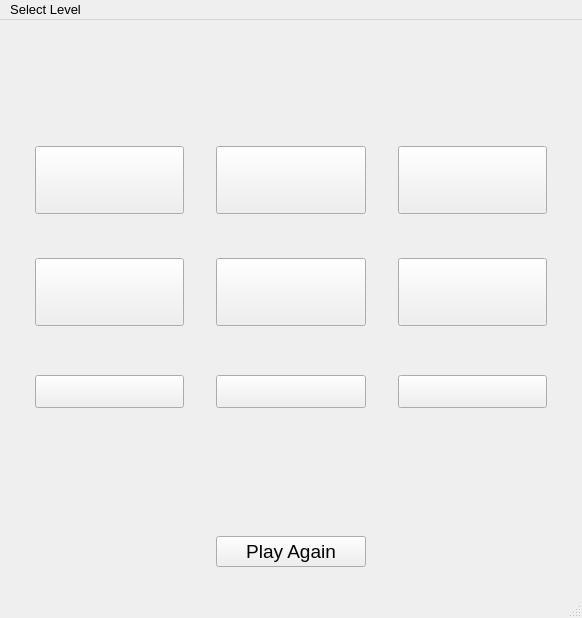
Old version of the form beginnerwindow.ui in the repository Pubzzz/TargetSumQtApplication.
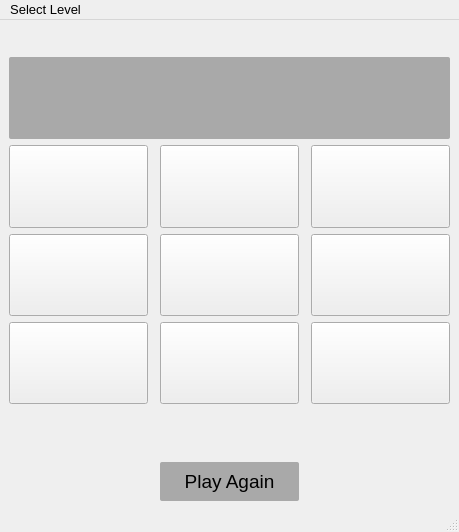
New version of the form. Icons and pictures are not drawn.

Diff of the .ui file:
```diff
--- a/beginnerwindow.ui
+++ b/beginnerwindow.ui
@@ -6,8 +6,8 @@
    <rect>
     <x>0</x>
     <y>0</y>
-    <width>582</width>
-    <height>618</height>
+    <width>459</width>
+    <height>532</height>
    </rect>
   </property>
   <property name="sizePolicy">
@@ -33,58 +33,25 @@
    <iconset resource="res.qrc">
     <normaloff>:/img/img/add1.png</normaloff>:/img/img/add1.png</iconset>
   </property>
+  <property name="styleSheet">
+   <string notr="true"/>
+  </property>
   <widget class="QWidget" name="centralwidget">
    <layout class="QGridLayout" name="gridLayout">
-    <item row="1" column="0" rowspan="13">
-     <spacer name="verticalSpacer_4">
-      <property name="orientation">
-       <enum>Qt::Vertical</enum>
-      </property>
-      <property name="sizeHint" stdset="0">
-       <size>
-        <width>20</width>
-        <height>40</height>
-       </size>
-      </property>
-     </spacer>
-    </item>
-    <item row="6" column="5">
-     <spacer name="horizontalSpacer_8">
-      <property name="orientation">
-       <enum>Qt::Horizontal</enum>
-      </property>
-      <property name="sizeHint" stdset="0">
-       <size>
-        <width>40</width>
-        <height>20</height>
-       </size>
-      </property>
-     </spacer>
-    </item>
-    <item row="1" column="1" colspan="5">
-     <layout class="QVBoxLayout" name="verticalLayout">
+    <item row="5" column="0" colspan="5">
+     <layout class="QVBoxLayout" name="verticalLayout_2">
       <item>
-       <spacer name="horizontalSpacer">
-        <property name="orientation">
-         <enum>Qt::Horizontal</enum>
-        </property>
-        <property name="sizeHint" stdset="0">
-         <size>
-          <width>40</width>
-          <height>20</height>
-         </size>
-        </property>
-       </spacer>
-      </item>
-      <item>
-       <widget class="QLabel" name="Targetlbl">
+       <widget class="QLabel" name="Statuslbl">
         <property name="font">
          <font>
-          <pointsize>24</pointsize>
-          <weight>75</weight>
-          <bold>true</bold>
+          <pointsize>14</pointsize>
+          <weight>50</weight>
+          <bold>false</bold>
          </font>
         </property>
+        <property name="styleSheet">
+         <string notr="true">color: rgb(0, 0, 0);</string>
+        </property>
         <property name="text">
          <string/>
         </property>
@@ -94,37 +61,54 @@
        </widget>
       </item>
       <item>
-       <spacer name="horizontalSpacer_2">
-        <property name="orientation">
-         <enum>Qt::Horizontal</enum>
+       <widget class="QLabel" name="Timerlbl">
+        <property name="font">
+         <font>
+          <pointsize>12</pointsize>
+          <weight>50</weight>
+          <bold>false</bold>
+         </font>
         </property>
-        <property name="sizeHint" stdset="0">
-         <size>
-          <width>40</width>
-          <height>20</height>
-         </size>
+        <property name="styleSheet">
+         <string notr="true">color: rgb(0, 0, 0);</string>
         </property>
-       </spacer>
+        <property name="text">
+         <string/>
+        </property>
+        <property name="alignment">
+         <set>Qt::AlignCenter</set>
+        </property>
+       </widget>
       </item>
      </layout>
     </item>
-    <item row="7" column="2">
-     <spacer name="verticalSpacer_5">
-      <property name="orientation">
-       <enum>Qt::Vertical</enum>
+    <item row="4" column="0">
+     <widget class="QPushButton" name="btn6">
+      <property name="sizePolicy">
+       <sizepolicy hsizetype="Expanding" vsizetype="Expanding">
+        <horstretch>0</horstretch>
+        <verstretch>0</verstretch>
+       </sizepolicy>
       </property>
-      <property name="sizeHint" stdset="0">
-       <size>
-        <width>20</width>
-        <height>40</height>
-       </size>
+      <property name="font">
+       <font>
+        <pointsize>16</pointsize>
+        <weight>50</weight>
+        <bold>false</bold>
+       </font>
       </property>
-     </spacer>
+      <property name="styleSheet">
+       <string notr="true"/>
+      </property>
+      <property name="text">
+       <string/>
+      </property>
+     </widget>
     </item>
-    <item row="7" column="3">
-     <widget class="QPushButton" name="btn4">
+    <item row="3" column="0">
+     <widget class="QPushButton" name="btn3">
       <property name="sizePolicy">
-       <sizepolicy hsizetype="Minimum" vsizetype="Preferred">
+       <sizepolicy hsizetype="Expanding" vsizetype="Expanding">
         <horstretch>0</horstretch>
         <verstretch>0</verstretch>
        </sizepolicy>
@@ -136,28 +120,41 @@
         <bold>false</bold>
        </font>
       </property>
+      <property name="styleSheet">
+       <string notr="true"/>
+      </property>
       <property name="text">
        <string/>
       </property>
      </widget>
     </item>
-    <item row="8" column="3">
-     <spacer name="horizontalSpacer_4">
-      <property name="orientation">
-       <enum>Qt::Horizontal</enum>
+    <item row="3" column="4">
+     <widget class="QPushButton" name="btn5">
+      <property name="sizePolicy">
+       <sizepolicy hsizetype="Expanding" vsizetype="Expanding">
+        <horstretch>0</horstretch>
+        <verstretch>0</verstretch>
+       </sizepolicy>
       </property>
-      <property name="sizeHint" stdset="0">
-       <size>
-        <width>40</width>
-        <height>20</height>
-       </size>
+      <property name="font">
+       <font>
+        <pointsize>16</pointsize>
+        <weight>50</weight>
+        <bold>false</bold>
+       </font>
       </property>
-     </spacer>
+      <property name="styleSheet">
+       <string notr="true"/>
+      </property>
+      <property name="text">
+       <string/>
+      </property>
+     </widget>
     </item>
-    <item row="3" column="1">
+    <item row="2" column="0">
      <widget class="QPushButton" name="btn0">
       <property name="sizePolicy">
-       <sizepolicy hsizetype="Minimum" vsizetype="Preferred">
+       <sizepolicy hsizetype="Expanding" vsizetype="Expanding">
         <horstretch>0</horstretch>
         <verstretch>0</verstretch>
        </sizepolicy>
@@ -175,53 +172,28 @@
         <bold>false</bold>
        </font>
       </property>
+      <property name="focusPolicy">
+       <enum>Qt::ClickFocus</enum>
+      </property>
+      <property name="autoFillBackground">
+       <bool>false</bool>
+      </property>
+      <property name="styleSheet">
+       <string notr="true"/>
+      </property>
       <property name="text">
        <string/>
       </property>
      </widget>
     </item>
-    <item row="6" column="1">
-     <spacer name="horizontalSpacer_6">
-      <property name="orientation">
-       <enum>Qt::Horizontal</enum>
-      </property>
-      <property name="sizeHint" stdset="0">
-       <size>
-        <width>40</width>
-        <height>20</height>
-       </size>
-      </property>
-     </spacer>
-    </item>
-    <item row="9" column="5">
+    <item row="4" column="4">
      <widget class="QPushButton" name="btn8">
-      <property name="font">
-       <font>
-        <pointsize>16</pointsize>
-        <weight>50</weight>
-        <bold>false</bold>
-       </font>
+      <property name="sizePolicy">
+       <sizepolicy hsizetype="Expanding" vsizetype="Expanding">
+        <horstretch>0</horstretch>
+        <verstretch>0</verstretch>
+       </sizepolicy>
       </property>
-      <property name="text">
-       <string/>
-      </property>
-     </widget>
-    </item>
-    <item row="3" column="4">
-     <spacer name="verticalSpacer_6">
-      <property name="orientation">
-       <enum>Qt::Vertical</enum>
-      </property>
-      <property name="sizeHint" stdset="0">
-       <size>
-        <width>20</width>
-        <height>40</height>
-       </size>
-      </property>
-     </spacer>
-    </item>
-    <item row="9" column="3">
-     <widget class="QPushButton" name="btn7">
       <property name="font">
        <font>
         <pointsize>16</pointsize>
@@ -229,13 +201,22 @@
         <bold>false</bold>
        </font>
       </property>
+      <property name="styleSheet">
+       <string notr="true"/>
+      </property>
       <property name="text">
        <string/>
       </property>
      </widget>
     </item>
-    <item row="13" column="3">
+    <item row="6" column="2">
      <widget class="QPushButton" name="Againbtn">
+      <property name="sizePolicy">
+       <sizepolicy hsizetype="Expanding" vsizetype="Preferred">
+        <horstretch>0</horstretch>
+        <verstretch>0</verstretch>
+       </sizepolicy>
+      </property>
       <property name="font">
        <font>
         <pointsize>14</pointsize>
@@ -243,28 +224,80 @@
         <bold>false</bold>
        </font>
       </property>
+      <property name="styleSheet">
+       <string notr="true">color: rgb(0, 0, 0);
+background-color: #A9A9A9;
+border-radius:2%;
+padding:8%;
+</string>
+      </property>
       <property name="text">
        <string>Play Again</string>
       </property>
      </widget>
     </item>
-    <item row="6" column="3">
-     <spacer name="horizontalSpacer_7">
-      <property name="orientation">
-       <enum>Qt::Horizontal</enum>
+    <item row="1" column="0" colspan="5">
+     <layout class="QVBoxLayout" name="verticalLayout">
+      <item>
+       <widget class="QLabel" name="Targetlbl">
+        <property name="sizePolicy">
+         <sizepolicy hsizetype="Expanding" vsizetype="Expanding">
+          <horstretch>0</horstretch>
+          <verstretch>0</verstretch>
+         </sizepolicy>
+        </property>
+        <property name="font">
+         <font>
+          <pointsize>24</pointsize>
+          <weight>75</weight>
+          <bold>true</bold>
+         </font>
+        </property>
+        <property name="autoFillBackground">
+         <bool>false</bool>
+        </property>
+        <property name="styleSheet">
+         <string notr="true">color: rgb(0, 0, 0);
+background-color:	#A9A9A9 ;
+border-radius:2%;</string>
+        </property>
+        <property name="text">
+         <string/>
+        </property>
+        <property name="alignment">
+         <set>Qt::AlignCenter</set>
+        </property>
+       </widget>
+      </item>
+     </layout>
+    </item>
+    <item row="3" column="2">
+     <widget class="QPushButton" name="btn4">
+      <property name="sizePolicy">
+       <sizepolicy hsizetype="Expanding" vsizetype="Expanding">
+        <horstretch>0</horstretch>
+        <verstretch>0</verstretch>
+       </sizepolicy>
       </property>
-      <property name="sizeHint" stdset="0">
-       <size>
-        <width>40</width>
-        <height>20</height>
-       </size>
+      <property name="font">
+       <font>
+        <pointsize>16</pointsize>
+        <weight>50</weight>
+        <bold>false</bold>
+       </font>
       </property>
-     </spacer>
+      <property name="styleSheet">
+       <string notr="true"/>
+      </property>
+      <property name="text">
+       <string/>
+      </property>
+     </widget>
     </item>
-    <item row="3" column="3">
+    <item row="2" column="2">
      <widget class="QPushButton" name="btn1">
       <property name="sizePolicy">
-       <sizepolicy hsizetype="Minimum" vsizetype="Preferred">
+       <sizepolicy hsizetype="Expanding" vsizetype="Expanding">
         <horstretch>0</horstretch>
         <verstretch>0</verstretch>
        </sizepolicy>
@@ -276,13 +309,22 @@
         <bold>false</bold>
        </font>
       </property>
+      <property name="styleSheet">
+       <string notr="true"/>
+      </property>
       <property name="text">
        <string/>
       </property>
      </widget>
     </item>
-    <item row="9" column="1">
-     <widget class="QPushButton" name="btn6">
+    <item row="4" column="2">
+     <widget class="QPushButton" name="btn7">
+      <property name="sizePolicy">
+       <sizepolicy hsizetype="Expanding" vsizetype="Expanding">
+        <horstretch>0</horstretch>
+        <verstretch>0</verstretch>
+       </sizepolicy>
+      </property>
       <property name="font">
        <font>
         <pointsize>16</pointsize>
@@ -290,28 +332,18 @@
         <bold>false</bold>
        </font>
       </property>
+      <property name="styleSheet">
+       <string notr="true"/>
+      </property>
       <property name="text">
        <string/>
       </property>
      </widget>
     </item>
-    <item row="14" column="0" colspan="7">
-     <spacer name="horizontalSpacer_3">
-      <property name="orientation">
-       <enum>Qt::Horizontal</enum>
-      </property>
-      <property name="sizeHint" stdset="0">
-       <size>
-        <width>40</width>
-        <height>20</height>
-       </size>
-      </property>
-     </spacer>
-    </item>
-    <item row="3" column="5">
+    <item row="2" column="4">
      <widget class="QPushButton" name="btn2">
       <property name="sizePolicy">
-       <sizepolicy hsizetype="Minimum" vsizetype="Preferred">
+       <sizepolicy hsizetype="Expanding" vsizetype="Expanding">
         <horstretch>0</horstretch>
         <verstretch>0</verstretch>
        </sizepolicy>
@@ -323,234 +355,22 @@
         <bold>false</bold>
        </font>
       </property>
-      <property name="text">
-       <string/>
+      <property name="styleSheet">
+       <string notr="true"/>
       </property>
-     </widget>
-    </item>
-    <item row="9" column="2">
-     <spacer name="verticalSpacer_7">
-      <property name="orientation">
-       <enum>Qt::Vertical</enum>
-      </property>
-      <property name="sizeHint" stdset="0">
-       <size>
-        <width>20</width>
-        <height>40</height>
-       </size>
-      </property>
-     </spacer>
-    </item>
-    <item row="3" column="2">
-     <spacer name="verticalSpacer">
-      <property name="orientation">
-       <enum>Qt::Vertical</enum>
-      </property>
-      <property name="sizeHint" stdset="0">
-       <size>
-        <width>20</width>
-        <height>40</height>
-       </size>
-      </property>
-     </spacer>
-    </item>
-    <item row="9" column="4">
-     <spacer name="verticalSpacer_8">
-      <property name="orientation">
-       <enum>Qt::Vertical</enum>
-      </property>
-      <property name="sizeHint" stdset="0">
-       <size>
-        <width>20</width>
-        <height>40</height>
-       </size>
-      </property>
-     </spacer>
-    </item>
-    <item row="1" column="6" rowspan="13">
-     <spacer name="verticalSpacer_3">
-      <property name="orientation">
-       <enum>Qt::Vertical</enum>
-      </property>
-      <property name="sizeHint" stdset="0">
-       <size>
-        <width>20</width>
-        <height>40</height>
-       </size>
-      </property>
-     </spacer>
-    </item>
-    <item row="7" column="1">
-     <widget class="QPushButton" name="btn3">
-      <property name="sizePolicy">
-       <sizepolicy hsizetype="Minimum" vsizetype="Preferred">
-        <horstretch>0</horstretch>
-        <verstretch>0</verstretch>
-       </sizepolicy>
-      </property>
-      <property name="font">
-       <font>
-        <pointsize>16</pointsize>
-        <weight>50</weight>
-        <bold>false</bold>
-       </font>
-      </property>
       <property name="text">
        <string/>
       </property>
      </widget>
     </item>
-    <item row="7" column="4">
-     <spacer name="verticalSpacer_2">
-      <property name="orientation">
-       <enum>Qt::Vertical</enum>
-      </property>
-      <property name="sizeHint" stdset="0">
-       <size>
-        <width>20</width>
-        <height>40</height>
-       </size>
-      </property>
-     </spacer>
-    </item>
-    <item row="8" column="5">
-     <spacer name="horizontalSpacer_11">
-      <property name="orientation">
-       <enum>Qt::Horizontal</enum>
-      </property>
-      <property name="sizeHint" stdset="0">
-       <size>
-        <width>40</width>
-        <height>20</height>
-       </size>
-      </property>
-     </spacer>
-    </item>
-    <item row="7" column="5">
-     <widget class="QPushButton" name="btn5">
-      <property name="sizePolicy">
-       <sizepolicy hsizetype="Minimum" vsizetype="Preferred">
-        <horstretch>0</horstretch>
-        <verstretch>0</verstretch>
-       </sizepolicy>
-      </property>
-      <property name="font">
-       <font>
-        <pointsize>16</pointsize>
-        <weight>50</weight>
-        <bold>false</bold>
-       </font>
-      </property>
-      <property name="text">
-       <string/>
-      </property>
-     </widget>
-    </item>
-    <item row="11" column="1" colspan="5">
-     <layout class="QVBoxLayout" name="verticalLayout_2">
-      <item>
-       <widget class="QLabel" name="Statuslbl">
-        <property name="font">
-         <font>
-          <pointsize>14</pointsize>
-          <weight>50</weight>
-          <bold>false</bold>
-         </font>
-        </property>
-        <property name="text">
-         <string/>
-        </property>
-        <property name="alignment">
-         <set>Qt::AlignCenter</set>
-        </property>
-       </widget>
-      </item>
-      <item>
-       <widget class="QLabel" name="Timerlbl">
-        <property name="font">
-         <font>
-          <pointsize>12</pointsize>
-          <weight>50</weight>
-          <bold>false</bold>
-         </font>
-        </property>
-        <property name="text">
-         <string/>
-        </property>
-        <property name="alignment">
-         <set>Qt::AlignCenter</set>
-        </property>
-       </widget>
-      </item>
-      <item>
-       <spacer name="horizontalSpacer_9">
-        <property name="orientation">
-         <enum>Qt::Horizontal</enum>
-        </property>
-        <property name="sizeHint" stdset="0">
-         <size>
-          <width>40</width>
-          <height>20</height>
-         </size>
-        </property>
-       </spacer>
-      </item>
-     </layout>
-    </item>
-    <item row="8" column="1">
-     <spacer name="horizontalSpacer_10">
-      <property name="orientation">
-       <enum>Qt::Horizontal</enum>
-      </property>
-      <property name="sizeHint" stdset="0">
-       <size>
-        <width>40</width>
-        <height>20</height>
-       </size>
-      </property>
-     </spacer>
-    </item>
-    <item row="10" column="1">
-     <spacer name="horizontalSpacer_12">
-      <property name="orientation">
-       <enum>Qt::Horizontal</enum>
-      </property>
-      <property name="sizeHint" stdset="0">
-       <size>
-        <width>40</width>
-        <height>20</height>
-       </size>
-      </property>
-     </spacer>
-    </item>
-    <item row="10" column="3">
-     <spacer name="horizontalSpacer_13">
-      <property name="orientation">
-       <enum>Qt::Horizontal</enum>
-      </property>
-      <property name="sizeHint" stdset="0">
-       <size>
-        <width>40</width>
-        <height>20</height>
-       </size>
-      </property>
-     </spacer>
-    </item>
-    <item row="10" column="5">
-     <spacer name="horizontalSpacer_14">
-      <property name="orientation">
-       <enum>Qt::Horizontal</enum>
-      </property>
-      <property name="sizeHint" stdset="0">
-       <size>
-        <width>40</width>
-        <height>20</height>
-       </size>
-      </property>
-     </spacer>
-    </item>
-    <item row="0" column="2" colspan="3">
+    <item row="0" column="0" colspan="5">
      <widget class="QLabel" name="Levellbl">
+      <property name="sizePolicy">
+       <sizepolicy hsizetype="Preferred" vsizetype="Preferred">
+        <horstretch>0</horstretch>
+        <verstretch>0</verstretch>
+       </sizepolicy>
+      </property>
       <property name="font">
        <font>
         <pointsize>14</pointsize>
@@ -558,11 +378,14 @@
         <bold>false</bold>
        </font>
       </property>
+      <property name="styleSheet">
+       <string notr="true">color: rgb(0, 0, 0);</string>
+      </property>
       <property name="text">
        <string/>
       </property>
       <property name="alignment">
-       <set>Qt::AlignCenter</set>
+       <set>Qt::AlignLeading|Qt::AlignLeft|Qt::AlignVCenter</set>
       </property>
      </widget>
     </item>
@@ -573,10 +396,13 @@
     <rect>
      <x>0</x>
      <y>0</y>
-     <width>582</width>
-     <height>28</height>
+     <width>459</width>
+     <height>25</height>
     </rect>
    </property>
+   <property name="styleSheet">
+    <string notr="true"/>
+   </property>
    <widget class="QMenu" name="menuBeginner">
     <property name="title">
      <string>Select Level</string>
```
Left out of the diff: 3 changed lines with no effect on the pictures.
